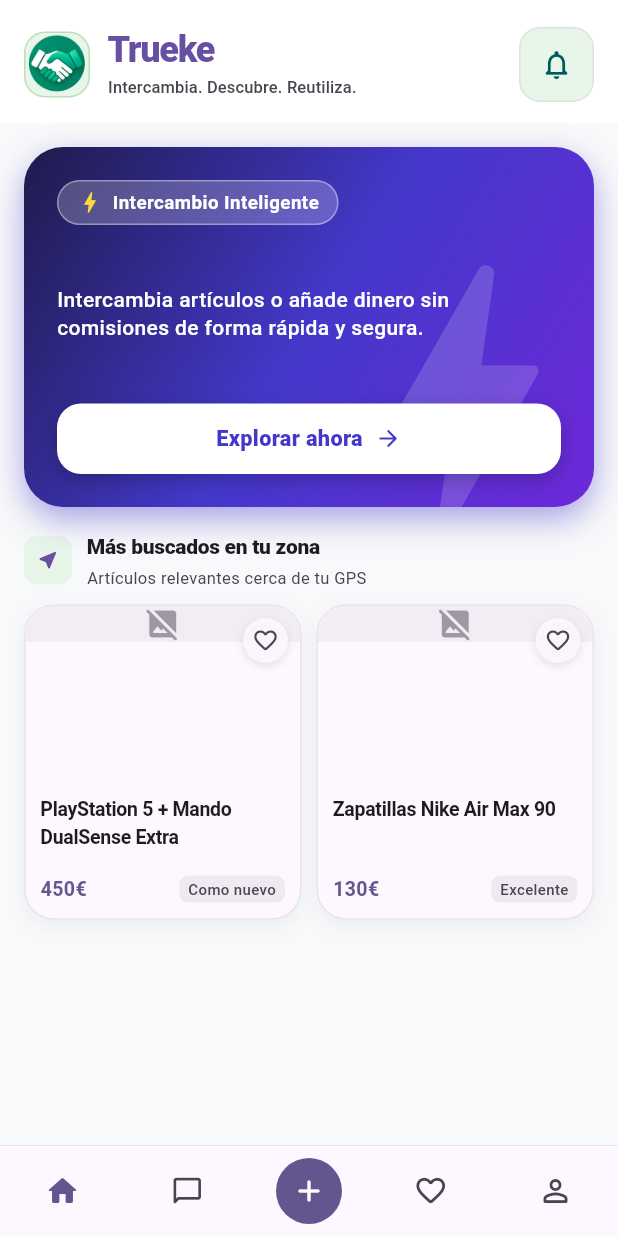
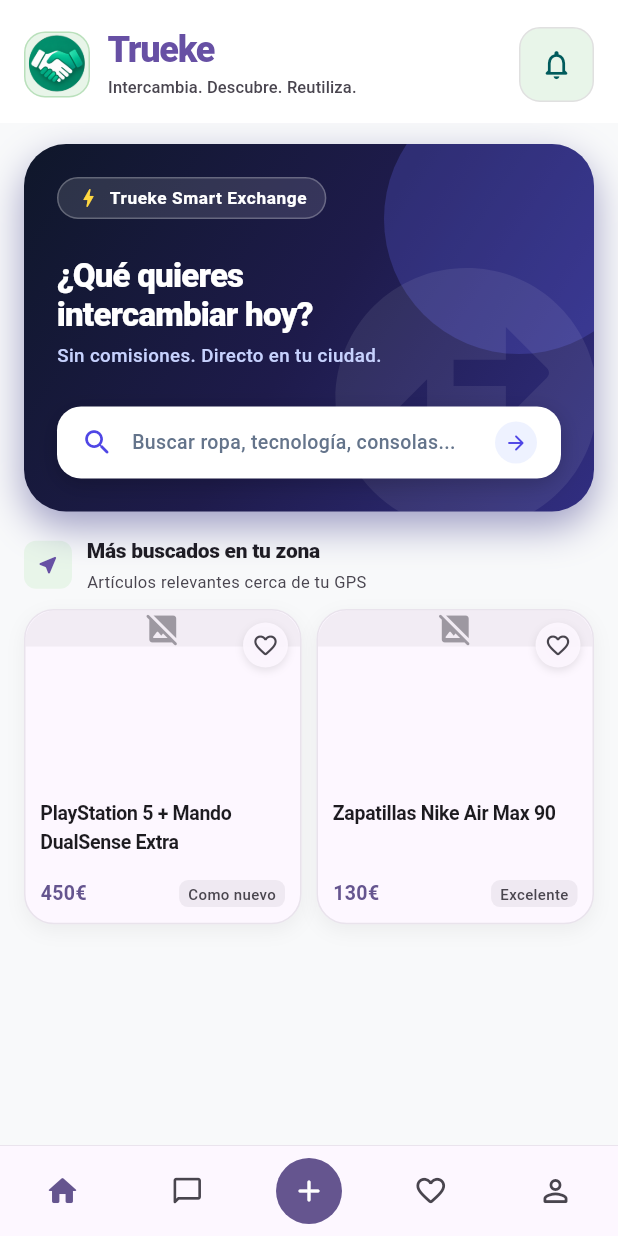
Before and after one commit to lledoandreu-84/trueke-privacy, a Flutter app: the screen it shows once a user with an empty profile is signed in, on a phone screen of 412 x 824 dp. Run offline on Flutter 3.47's test engine with Material 3 defaults, Android fonts, the phone set to English and light mode, and no system bars; our stand-ins replace firebase_core, firebase_messaging, flutter_dotenv, flutter_map, flutter_riverpod, freezed_annotation and 6 more; accounts and stored records are empty; network calls fail.

Commit message:
feat(home): implement modern hero card banner with integrated interactive search bar

```diff
--- a/lib/features/home/home_page.dart
+++ b/lib/features/home/home_page.dart
@@ -39,7 +39,7 @@ class _HomePageState extends ConsumerState<HomePage> {
             ),
             const SliverToBoxAdapter(
               child: Padding(
-                padding: EdgeInsets.fromLTRB(16, 16, 16, 12),
+                padding: EdgeInsets.fromLTRB(16, 14, 16, 14),
                 child: PromoBanner(),
               ),
             ),
@@ -133,7 +133,7 @@ class _SectionHeading extends StatelessWidget {
   @override
   Widget build(BuildContext context) {
     return Padding(
-      padding: const EdgeInsets.fromLTRB(16, 4, 16, 10),
+      padding: const EdgeInsets.fromLTRB(16, 2, 16, 10),
       child: Row(
         crossAxisAlignment: CrossAxisAlignment.center,
         children: [
--- a/lib/features/home/widgets/promo_banner.dart
+++ b/lib/features/home/widgets/promo_banner.dart
@@ -8,33 +8,50 @@ class PromoBanner extends StatelessWidget {
   Widget build(BuildContext context) {
     return Container(
       width: double.infinity,
-      height: 240,
+      height: 245,
       decoration: BoxDecoration(
         gradient: const LinearGradient(
-          colors: [Color(0xFF1E1B4B), Color(0xFF4338CA), Color(0xFF6D28D9)],
+          colors: [
+            Color(0xFF0F172A), // Slate 900
+            Color(0xFF1E1B4B), // Indigo 950
+            Color(0xFF312E81), // Indigo 900
+          ],
           begin: Alignment.topLeft,
           end: Alignment.bottomRight,
         ),
-        borderRadius: BorderRadius.circular(26),
+        borderRadius: BorderRadius.circular(28),
         boxShadow: [
           BoxShadow(
-            color: const Color(0xFF4338CA).withValues(alpha: 0.45),
-            blurRadius: 18,
-            offset: const Offset(0, 8),
+            color: const Color(0xFF312E81).withValues(alpha: 0.45),
+            blurRadius: 22,
+            offset: const Offset(0, 10),
           ),
         ],
       ),
       child: ClipRRect(
-        borderRadius: BorderRadius.circular(26),
+        borderRadius: BorderRadius.circular(28),
         child: Stack(
           children: [
+            // Resplandor ambiental de fondo
             Positioned(
-              right: -30,
-              bottom: -40,
+              top: -40,
+              right: -40,
+              child: Container(
+                width: 180,
+                height: 180,
+                decoration: BoxDecoration(
+                  shape: BoxShape.circle,
+                  color: const Color(0xFF6366F1).withValues(alpha: 0.25),
+                ),
+              ),
+            ),
+            Positioned(
+              right: -20,
+              bottom: -30,
               child: Icon(
-                Icons.bolt_rounded,
-                size: 230,
-                color: Colors.white.withValues(alpha: 0.16),
+                Icons.swap_horizontal_circle_rounded,
+                size: 210,
+                color: Colors.white.withValues(alpha: 0.08),
               ),
             ),
             Padding(
@@ -43,44 +60,62 @@ class PromoBanner extends StatelessWidget {
                 crossAxisAlignment: CrossAxisAlignment.start,
                 mainAxisAlignment: MainAxisAlignment.spaceBetween,
                 children: [
+                  // Badge Superior Glossy
                   Container(
                     padding: const EdgeInsets.symmetric(horizontal: 12, vertical: 5),
                     decoration: BoxDecoration(
-                      color: Colors.white.withValues(alpha: 0.22),
+                      color: Colors.white.withValues(alpha: 0.12),
                       borderRadius: BorderRadius.circular(20),
                       border: Border.all(
-                        color: Colors.white.withValues(alpha: 0.38),
+                        color: Colors.white.withValues(alpha: 0.25),
                         width: 1,
                       ),
                     ),
                     child: const Row(
                       mainAxisSize: MainAxisSize.min,
                       children: [
-                        Icon(Icons.bolt_rounded, color: Colors.amberAccent, size: 18),
+                        Icon(Icons.bolt_rounded, color: Colors.amberAccent, size: 16),
                         SizedBox(width: 6),
                         Text(
-                          'Intercambio Inteligente',
+                          'Trueke Smart Exchange',
                           style: TextStyle(
                             color: Colors.white,
-                            fontSize: 12.5,
-                            fontWeight: FontWeight.bold,
-                            letterSpacing: 0.3,
+                            fontSize: 11.5,
+                            fontWeight: FontWeight.w700,
+                            letterSpacing: 0.4,
                           ),
                         ),
                       ],
                     ),
                   ),
-                  const Text(
-                    'Intercambia artículos o añade dinero sin comisiones de forma rápida y segura.',
+
+                  // Titular Principal Impactante
+                  const Column(
+                    crossAxisAlignment: CrossAxisAlignment.start,
+                    children: [
+                      Text(
+                        '¿Qué quieres\nintercambiar hoy?',
                         style: TextStyle(
                           color: Colors.white,
-                      fontSize: 14,
-                      height: 1.35,
+                          fontSize: 22,
+                          height: 1.2,
+                          fontWeight: FontWeight.w800,
+                          letterSpacing: -0.5,
+                        ),
+                      ),
+                      SizedBox(height: 6),
+                      Text(
+                        'Sin comisiones. Directo en tu ciudad.',
+                        style: TextStyle(
+                          color: Color(0xFFC7D2FE),
+                          fontSize: 12.5,
                           fontWeight: FontWeight.w500,
                         ),
-                    maxLines: 2,
-                    overflow: TextOverflow.ellipsis,
                       ),
+                    ],
+                  ),
+
+                  // Buscador Interactivo Integrado (Motor Principal)
                   GestureDetector(
                     onTap: () {
                       Navigator.push(
@@ -92,35 +127,49 @@ class PromoBanner extends StatelessWidget {
                     },
                     child: Container(
                       width: double.infinity,
-                      padding: const EdgeInsets.symmetric(vertical: 13),
+                      height: 48,
+                      padding: const EdgeInsets.symmetric(horizontal: 16),
                       decoration: BoxDecoration(
                         color: Colors.white,
                         borderRadius: BorderRadius.circular(16),
                         boxShadow: [
                           BoxShadow(
-                            color: Colors.black.withValues(alpha: 0.22),
-                            blurRadius: 10,
+                            color: Colors.black.withValues(alpha: 0.2),
+                            blurRadius: 12,
                             offset: const Offset(0, 4),
                           ),
                         ],
                       ),
                       child: const Row(
-                        mainAxisAlignment: MainAxisAlignment.center,
                         children: [
-                          Text(
-                            'Explorar ahora',
+                          Icon(
+                            Icons.search_rounded,
+                            color: Color(0xFF4F46E5),
+                            size: 22,
+                          ),
+                          SizedBox(width: 12),
+                          Expanded(
+                            child: Text(
+                              'Buscar ropa, tecnología, consolas...',
                               style: TextStyle(
-                              color: Color(0xFF4338CA),
-                              fontWeight: FontWeight.w800,
-                              fontSize: 14.5,
-                              letterSpacing: 0.2,
+                                color: Color(0xFF64748B),
+                                fontSize: 13,
+                                fontWeight: FontWeight.w500,
+                              ),
+                              overflow: TextOverflow.ellipsis,
                             ),
                           ),
-                          SizedBox(width: 8),
-                          Icon(
+                          Container(
+                            padding: EdgeInsets.all(6),
+                            decoration: BoxDecoration(
+                              color: Color(0xFFEEF2FF),
+                              shape: BoxShape.circle,
+                            ),
+                            child: Icon(
                               Icons.arrow_forward_rounded,
-                            color: Color(0xFF4338CA),
-                            size: 18,
+                              color: Color(0xFF4F46E5),
+                              size: 16,
+                            ),
                           ),
                         ],
                       ),
```
Lines whose indentation alone changed are shown as unchanged.
